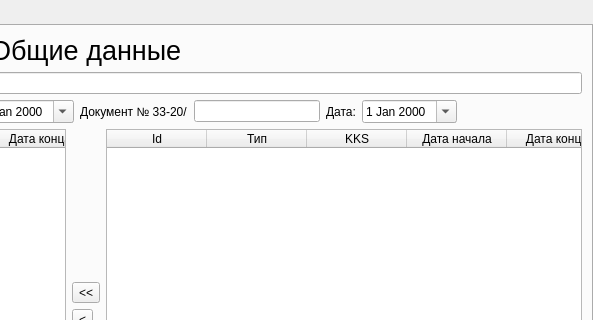
Above: trreportform.ui from Balyaev-D-A/MFDB before the change; both pictures show x 422 to 1015 and y 0 to 320 of the 1015 by 576 pixel window. Below: the same form after it.
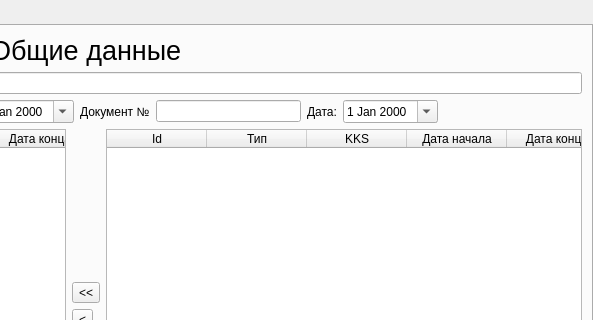
That is the form after the change. The open tabs and pages were chosen to show the change. Custom widgets are drawn as their Qt base class.

The edit to the form file:
```diff
--- a/trreportform.ui
+++ b/trreportform.ui
@@ -142,7 +142,7 @@
          <item>
           <widget class="QLabel" name="label_9">
            <property name="text">
-            <string>Документ № 33-20/</string>
+            <string>Документ №</string>
            </property>
           </widget>
          </item>
```
Left out of the diff: 4 changed lines with no effect on the pictures.
